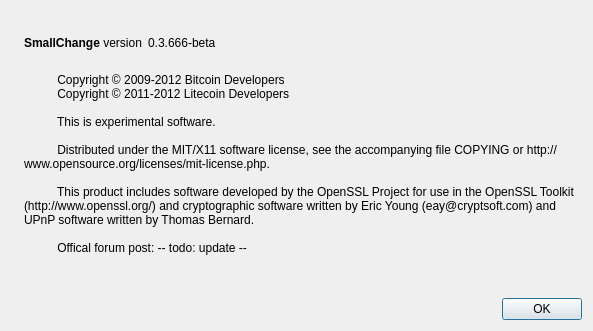
This is src/qt/forms/aboutdialog.ui in coptercam/strongcoin as Qt 5 draws it before an edit. The edited form follows.
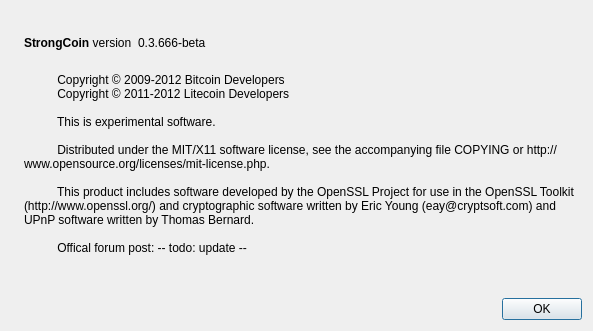
This is the edited form. Icons and pictures are not drawn.

The edit to the form file:
```diff
--- a/src/qt/forms/aboutdialog.ui
+++ b/src/qt/forms/aboutdialog.ui
@@ -50,7 +50,7 @@
           <cursorShape>IBeamCursor</cursorShape>
          </property>
          <property name="text">
-          <string>&lt;b&gt;SmallChange&lt;/b&gt; version</string>
+          <string>&lt;b&gt;StrongCoin&lt;/b&gt; version</string>
          </property>
          <property name="textInteractionFlags">
           <set>Qt::LinksAccessibleByMouse|Qt::TextSelectableByKeyboard|Qt::TextSelectableByMouse</set>
```
Left out of the diff: 2 changed lines with no effect on the pictures.
